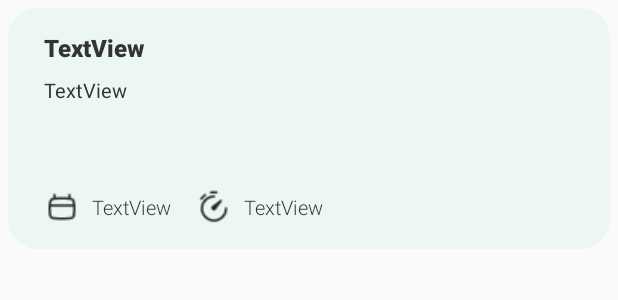
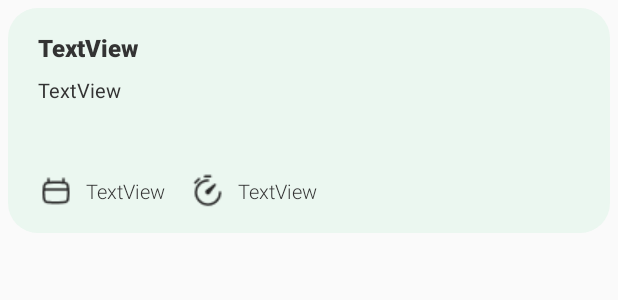
Before and after one commit to winnie-phebus/Abstrkt, an Android app: the layout preview_note.xml on its own in the app's theme, with its tools: preview values and no code run, on a phone screen of 412 x 824 dp. Shown: the top 300 px of the screen. Run offline under Robolectric (Android 15) with nearby library versions, the phone set to English and light mode, and no system bars.

Commit message:
mini preview notes

```diff
--- a/app/src/main/res/layout/fragment_notes.xml
+++ b/app/src/main/res/layout/fragment_notes.xml
@@ -19,6 +19,7 @@
             android:divider="@null"
             android:fadingEdge="horizontal"
             android:orientation="horizontal"
+            android:padding="5dp"
             android:scrollbars="horizontal"
             app:layout_constraintEnd_toEndOf="parent"
             app:layout_constraintStart_toStartOf="parent"
--- a/app/src/main/res/layout/preview_note.xml
+++ b/app/src/main/res/layout/preview_note.xml
@@ -14,7 +14,7 @@
         android:id="@+id/np_title"
         android:layout_width="wrap_content"
         android:layout_height="wrap_content"
-        android:layout_marginStart="24dp"
+        android:layout_marginStart="20dp"
         android:layout_marginTop="15dp"
         android:fontFamily="sans-serif-black"
         android:text="TextView"
@@ -27,9 +27,9 @@
         android:id="@+id/np_summary"
         android:layout_width="fill_parent"
         android:layout_height="wrap_content"
-        android:layout_marginStart="24dp"
+        android:layout_marginStart="20dp"
         android:layout_marginTop="8dp"
-        android:layout_marginEnd="15dp"
+        android:layout_marginEnd="20dp"
         android:fontFamily="sans-serif"
         android:text="TextView"
         android:textColor="@color/black"
@@ -42,9 +42,9 @@
         android:id="@+id/np_tagsRV"
         android:layout_width="fill_parent"
         android:layout_height="wrap_content"
-        android:layout_marginStart="24dp"
-        android:layout_marginTop="16dp"
-        android:layout_marginEnd="15dp"
+        android:layout_marginStart="25dp"
+        android:layout_marginTop="5dp"
+        android:layout_marginEnd="25dp"
         android:layout_marginBottom="15dp"
         app:layout_constraintBottom_toBottomOf="parent"
         app:layout_constraintEnd_toEndOf="parent"
@@ -55,7 +55,7 @@
         android:id="@+id/np_lastUpdateIcon"
         android:layout_width="wrap_content"
         android:layout_height="wrap_content"
-        android:layout_marginStart="24dp"
+        android:layout_marginStart="20dp"
         android:layout_marginTop="8dp"
         android:layout_marginBottom="16dp"
         app:layout_constraintBottom_toBottomOf="parent"
```
Also changed, not shown: app/src/main/java/com/example/abstrkt/NoteActivity.java (+2 -8 lines), app/src/main/java/com/example/abstrkt/NoteHolder.java (+10 -0 lines), app/src/main/java/com/example/abstrkt/Utils.java (+23 -11 lines).
